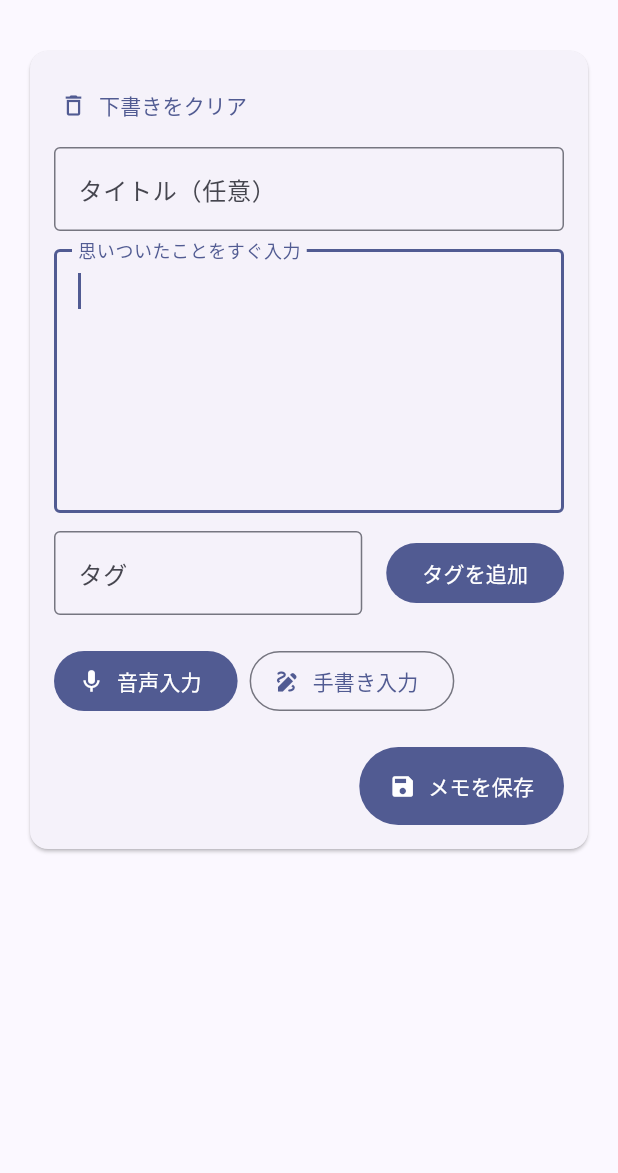
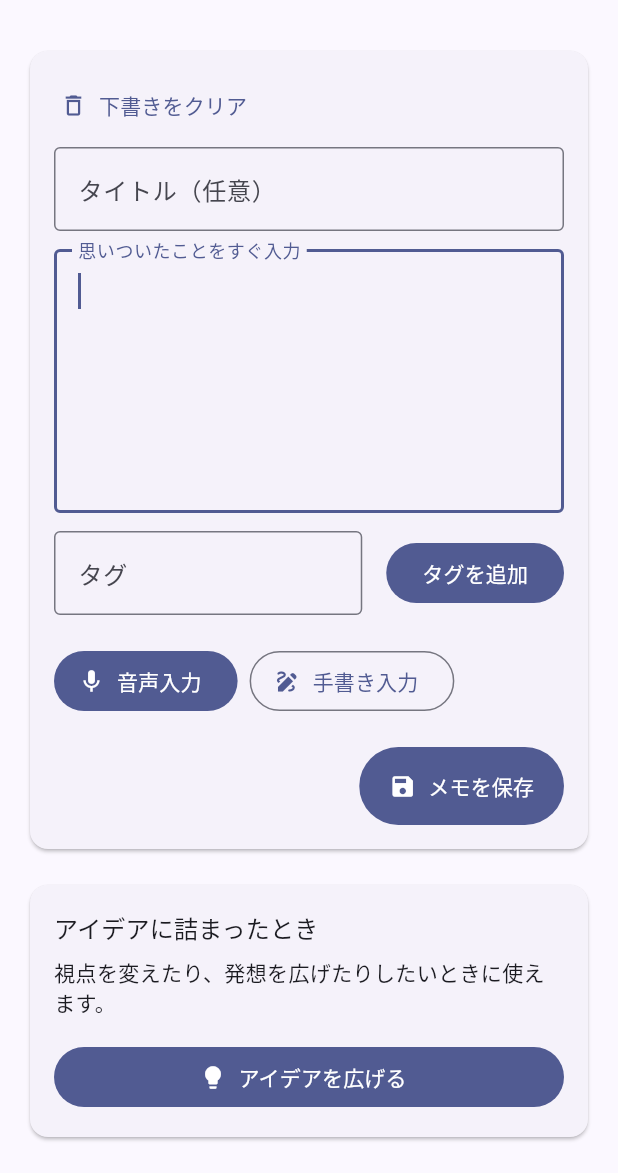
Before and after one commit to 256stella64-wq/idea_memo, a Flutter app: the screen it shows after launch, on a phone screen of 412 x 824 dp, the part 63-1236 px from its top. Run offline on Flutter 3.47's test engine with Material 3 defaults, Android fonts, the phone set to English and light mode, and no system bars; our stand-ins replace flutter_local_notifications, flutter_timezone, shared_preferences, speech_to_text, timezone.

Commit message:
アイデアボタン変更

```diff
--- a/lib/main.dart
+++ b/lib/main.dart
@@ -280,20 +280,11 @@ class _HomeScreenState extends State<HomeScreen> {
                         ),
                       );
                       break;
-                    case 'ideas':
-                      Navigator.push(
-                        context,
-                        MaterialPageRoute(
-                          builder: (_) => IdeaToolsScreen(store: widget.store),
-                        ),
-                      );
-                      break;
                   }
                 },
                 itemBuilder: (_) => const [
                   PopupMenuItem(value: 'help', child: Text('ヘルプ')),
                   PopupMenuItem(value: 'settings', child: Text('設定')),
-                  PopupMenuItem(value: 'ideas', child: Text('アイデア拡張')),
                 ],
               ),
             ],
@@ -464,6 +455,42 @@ class _HomeScreenState extends State<HomeScreen> {
             ),
           ),
         ),
+
+        const SizedBox(height: 16),
+        Card(
+          child: Padding(
+            padding: const EdgeInsets.all(16),
+            child: Column(
+              crossAxisAlignment: CrossAxisAlignment.start,
+              children: [
+                Text(
+                  'アイデアに詰まったとき',
+                  style: Theme.of(context).textTheme.titleMedium,
+                ),
+                const SizedBox(height: 8),
+                const Text(
+                  '視点を変えたり、発想を広げたりしたいときに使えます。',
+                ),
+                const SizedBox(height: 16),
+                SizedBox(
+                  width: double.infinity,
+                  child: FilledButton.icon(
+                    onPressed: () {
+                      Navigator.push(
+                        context,
+                        MaterialPageRoute(
+                          builder: (_) => IdeaToolsScreen(store: widget.store),
+                        ),
+                      );
+                    },
+                    icon: const Icon(Icons.lightbulb),
+                    label: const Text('アイデアを広げる'),
+                  ),
+                ),
+              ],
+            ),
+          ),
+        ),
       ],
     );
   }
```
Also changed, not shown: lib/handwriting_input_screen.dart (+1 -73 lines).
